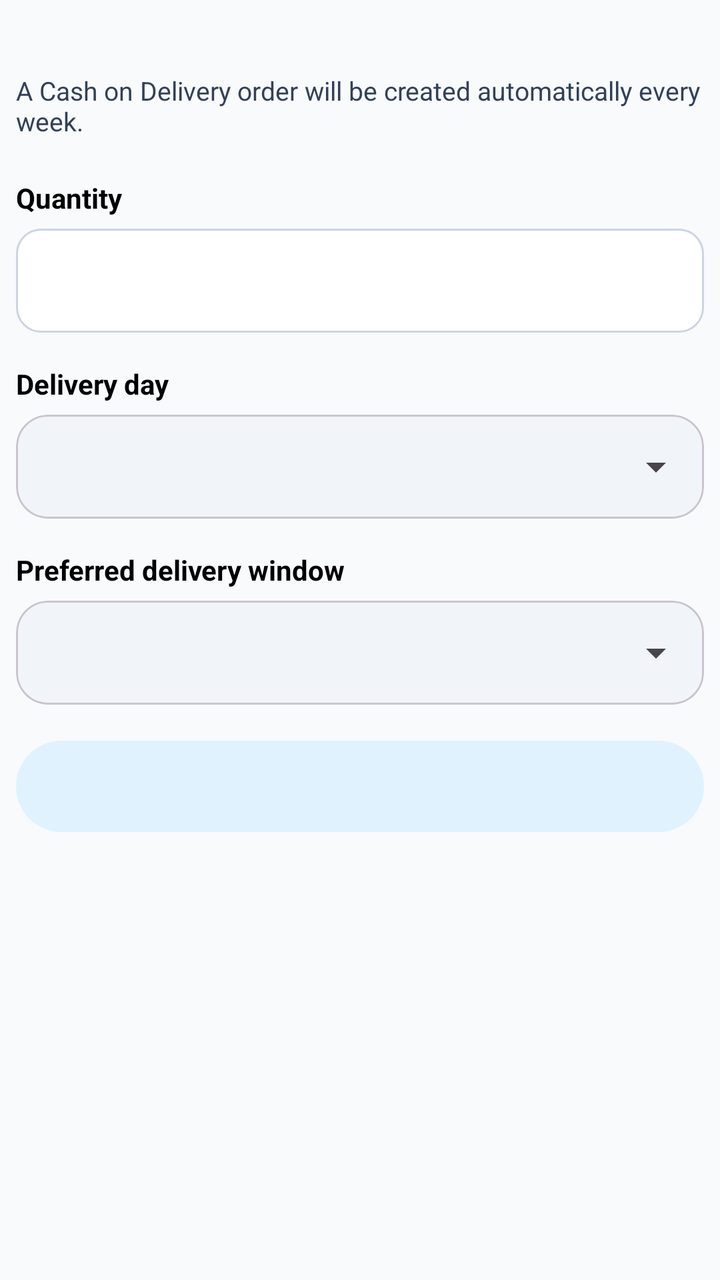
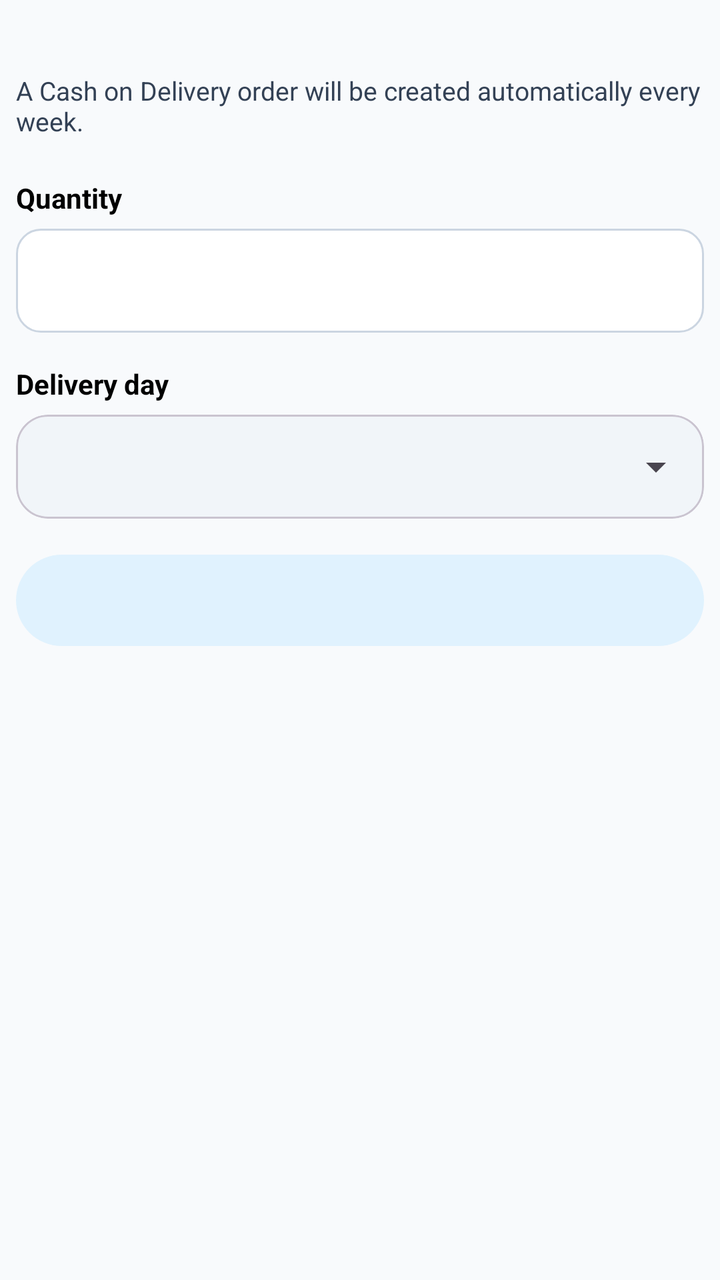

Before-and-after screenshots of an Android layout around one commit, followed by the original layout XML and the change that was made.
<!-- AndroidManifest.xml: application theme Theme.BeAqua -->
<!-- res/layout/dialog_weekly_subscription.xml -->
<?xml version="1.0" encoding="utf-8"?>
<LinearLayout xmlns:android="http://schemas.android.com/apk/res/android"
    xmlns:app="http://schemas.android.com/apk/res-auto"
    android:layout_width="match_parent"
    android:layout_height="wrap_content"
    android:orientation="vertical"
    android:padding="8dp">

    <TextView
        android:id="@+id/tvSubscriptionProduct"
        android:layout_width="match_parent"
        android:layout_height="wrap_content"
        android:textColor="@color/text_primary"
        android:textSize="18sp"
        android:textStyle="bold" />

    <TextView
        android:layout_width="match_parent"
        android:layout_height="wrap_content"
        android:layout_marginTop="4dp"
        android:text="A Cash on Delivery order will be created automatically every week."
        android:textColor="@color/text_secondary"
        android:textSize="13sp" />

    <TextView
        android:layout_width="wrap_content"
        android:layout_height="wrap_content"
        android:layout_marginTop="20dp"
        android:text="Quantity"
        android:textColor="@color/text_primary"
        android:textStyle="bold" />

    <EditText
        android:id="@+id/etSubscriptionQuantity"
        android:layout_width="match_parent"
        android:layout_height="52dp"
        android:layout_marginTop="6dp"
        android:background="@drawable/edittext_background"
        android:gravity="center_vertical"
        android:inputType="number"
        android:paddingHorizontal="16dp" />

    <TextView
        android:layout_width="wrap_content"
        android:layout_height="wrap_content"
        android:layout_marginTop="16dp"
        android:text="Delivery day"
        android:textColor="@color/text_primary"
        android:textStyle="bold" />

    <com.google.android.material.card.MaterialCardView
        android:layout_width="match_parent"
        android:layout_height="52dp"
        android:layout_marginTop="6dp"
        app:cardBackgroundColor="@color/gray_light"
        app:cardCornerRadius="16dp"
        app:cardElevation="0dp">

        <Spinner
            android:id="@+id/spnSubscriptionDay"
            android:layout_width="match_parent"
            android:layout_height="match_parent"
            android:paddingHorizontal="12dp" />
    </com.google.android.material.card.MaterialCardView>

    <TextView
        android:layout_width="wrap_content"
        android:layout_height="wrap_content"
        android:layout_marginTop="16dp"
        android:text="Preferred delivery window"
        android:textColor="@color/text_primary"
        android:textStyle="bold" />

    <com.google.android.material.card.MaterialCardView
        android:layout_width="match_parent"
        android:layout_height="52dp"
        android:layout_marginTop="6dp"
        app:cardBackgroundColor="@color/gray_light"
        app:cardCornerRadius="16dp"
        app:cardElevation="0dp">

        <Spinner
            android:id="@+id/spnSubscriptionTime"
            android:layout_width="match_parent"
            android:layout_height="match_parent"
            android:paddingHorizontal="12dp" />
    </com.google.android.material.card.MaterialCardView>

    <TextView
        android:id="@+id/tvSubscriptionSummary"
        android:layout_width="match_parent"
        android:layout_height="wrap_content"
        android:layout_marginTop="18dp"
        android:background="@drawable/bg_pill_status"
        android:backgroundTint="@color/sky_blue_light"
        android:padding="14dp"
        android:textColor="@color/primary"
        android:textSize="13sp" />
</LinearLayout>
<!-- resources referenced by this layout -->
<resources>
  <color name="gray_light">#F1F5F9</color>
  <color name="primary">#0077B6</color>
  <color name="sky_blue_light">#E0F2FE</color>
  <color name="text_primary">#000000</color>
  <color name="text_secondary">#334155</color>
  <!-- drawable bg_pill_status (drawable) -->
  <?xml version="1.0" encoding="utf-8"?>
  <shape xmlns:android="http://schemas.android.com/apk/res/android"
      android:shape="rectangle">
      <corners android:radius="100dp" />
      <solid android:color="@color/gray_light" />
  </shape>
  <!-- drawable edittext_background (drawable) -->
  <?xml version="1.0" encoding="utf-8"?>
  <shape xmlns:android="http://schemas.android.com/apk/res/android">
      <solid android:color="@color/surface"/>
      <corners android:radius="12dp"/>
      <stroke
          android:width="1dp"
          android:color="@color/divider" />
  </shape>
  <style name="Theme.BeAqua" parent="Base.Theme.BeAqua" />
  <color name="surface">#FFFFFF</color>
  <color name="divider">#CBD5E1</color>
  <color name="white">#FFFFFF</color>
  <color name="secondary">#0096C7</color>
  <color name="accent">#48CAE4</color>
  <color name="background">#F8FAFC</color>
  <color name="text_hint">#64748B</color>
  <style name="AppButton" parent="Widget.Material3.Button">
          <item name="android:insetTop">0dp</item>
          <item name="android:insetBottom">0dp</item>
          <item name="android:textAllCaps">false</item>
          <item name="android:letterSpacing">0.02</item>
          <item name="android:paddingVertical">12dp</item>
          <item name="cornerRadius">12dp</item>
          <item name="backgroundTint">@color/primary</item>
          <item name="android:textColor">@color/white</item>
      </style>
  <style name="AppTextInputLayout" parent="Widget.Material3.TextInputLayout.OutlinedBox">
          <item name="boxCornerRadiusTopStart">12dp</item>
          <item name="boxCornerRadiusTopEnd">12dp</item>
          <item name="boxCornerRadiusBottomStart">12dp</item>
          <item name="boxCornerRadiusBottomEnd">12dp</item>
          <item name="boxStrokeColor">@color/primary</item>
          <item name="hintTextColor">@color/text_secondary</item>
          <item name="android:textColorHint">@color/text_hint</item>
          <item name="boxBackgroundColor">@color/white</item>
      </style>
  <!-- unchanged entries left out for length: 1 -->
</resources>

<!-- the commit's change to res/layout/dialog_weekly_subscription.xml (unified diff, before → after) -->
@@ -63,28 +63,7 @@
             android:paddingHorizontal="12dp" />
     </com.google.android.material.card.MaterialCardView>
 
-    <TextView
-        android:layout_width="wrap_content"
-        android:layout_height="wrap_content"
-        android:layout_marginTop="16dp"
-        android:text="Preferred delivery window"
-        android:textColor="@color/text_primary"
-        android:textStyle="bold" />
 
-    <com.google.android.material.card.MaterialCardView
-        android:layout_width="match_parent"
-        android:layout_height="52dp"
-        android:layout_marginTop="6dp"
-        app:cardBackgroundColor="@color/gray_light"
-        app:cardCornerRadius="16dp"
-        app:cardElevation="0dp">
-
-        <Spinner
-            android:id="@+id/spnSubscriptionTime"
-            android:layout_width="match_parent"
-            android:layout_height="match_parent"
-            android:paddingHorizontal="12dp" />
-    </com.google.android.material.card.MaterialCardView>
 
     <TextView
         android:id="@+id/tvSubscriptionSummary"
<!-- resource entries referenced after the edit -->
@@ -34,7 +34,8 @@
           <item name="android:insetBottom">0dp</item>
           <item name="android:textAllCaps">false</item>
           <item name="android:letterSpacing">0.02</item>
-          <item name="android:paddingVertical">12dp</item>
+          <item name="android:paddingTop">12dp</item>
+          <item name="android:paddingBottom">12dp</item>
           <item name="cornerRadius">12dp</item>
           <item name="backgroundTint">@color/primary</item>
           <item name="android:textColor">@color/white</item>
